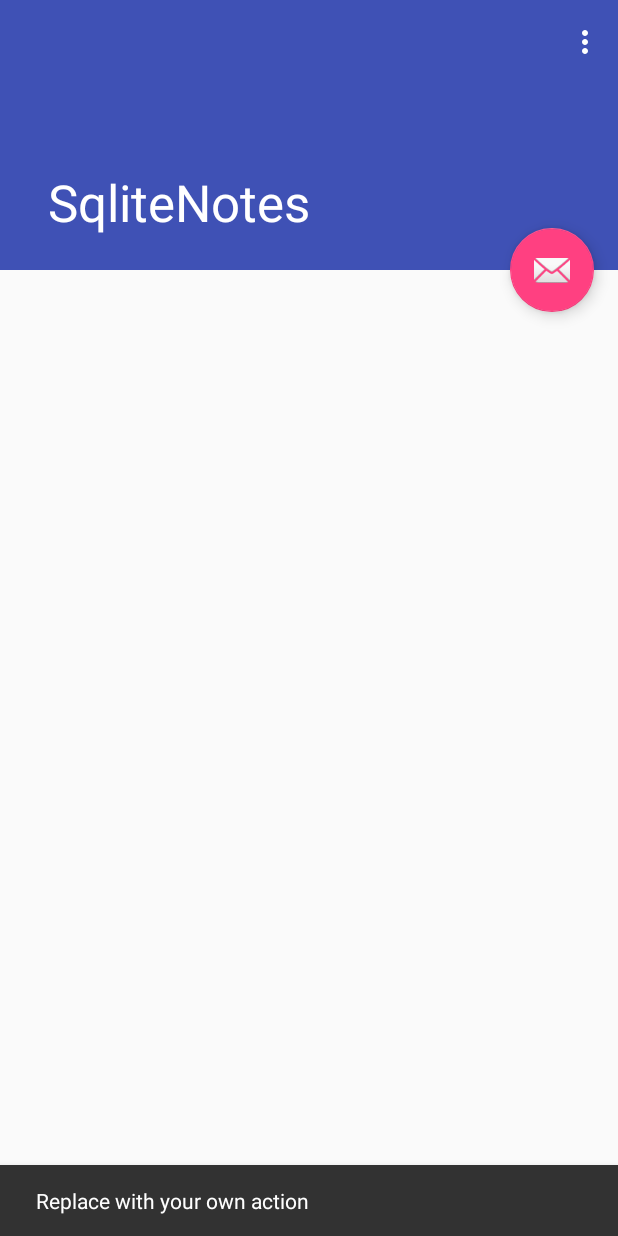
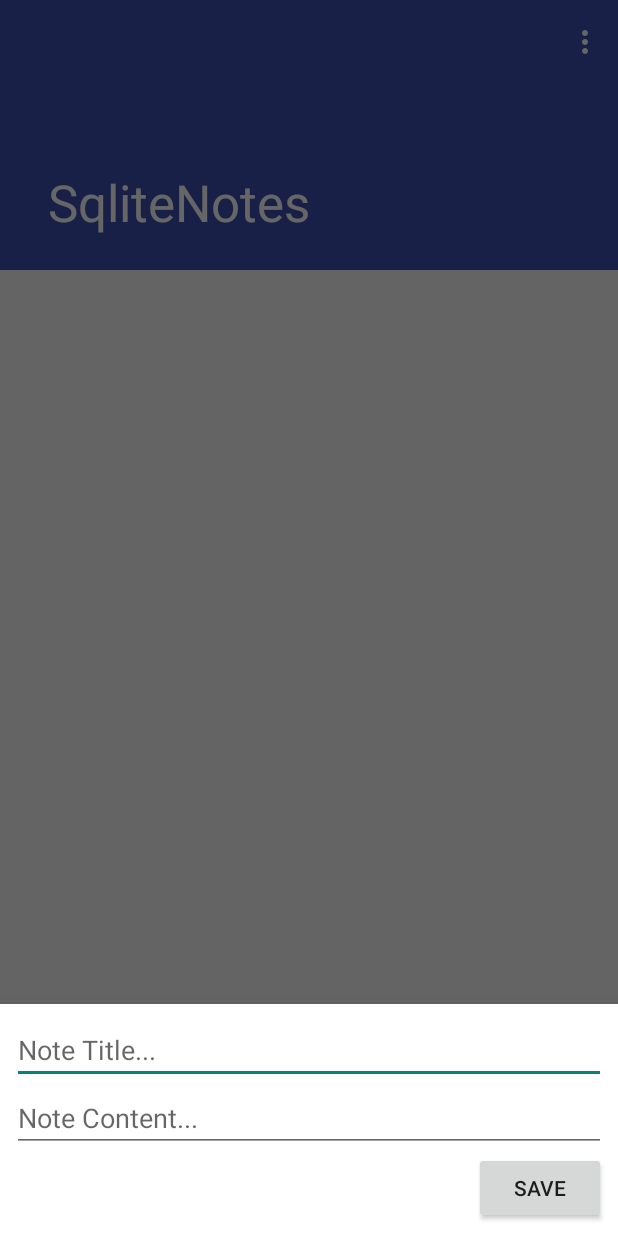
Before and after one commit to HackeruDroids/SqliteNotes, an Android app: the screen it shows after launch (MainActivity), after a tap on an icon or button, on a phone screen of 412 x 824 dp. Run offline under Robolectric (Android 15) with nearby library versions, the phone set to English and light mode, and no system bars.

Commit message:
SQLiteOpenHelper

```diff
--- a/app/build.gradle
+++ b/app/build.gradle
@@ -26,5 +26,6 @@ dependencies {
     })
     compile 'com.android.support:appcompat-v7:26.+'
     compile 'com.android.support:design:26.+'
+    compile 'com.android.support:support-v4:26.+'
     testCompile 'junit:junit:4.12'
 }
--- /dev/null
+++ b/app/src/main/java/hackeru/edu/sqlitenotes/AddNoteFragment.java
@@ -0,0 +1,61 @@
+package hackeru.edu.sqlitenotes;
+
+
+import android.content.ContentValues;
+import android.database.sqlite.SQLiteDatabase;
+import android.os.Bundle;
+import android.support.design.widget.BottomSheetDialogFragment;
+import android.support.v4.app.Fragment;
+import android.view.LayoutInflater;
+import android.view.View;
+import android.view.ViewGroup;
+import android.widget.Button;
+import android.widget.EditText;
+import android.widget.Toast;
+
+
+/**
+ * A simple {@link Fragment} subclass.
+ */
+public class AddNoteFragment extends BottomSheetDialogFragment implements View.OnClickListener {
+
+    EditText etNoteTitle, etNoteContent;
+
+    @Override
+    public View onCreateView(LayoutInflater inflater, ViewGroup container,
+                             Bundle savedInstanceState) {
+        // Inflate the layout for this fragment
+        View v = inflater.inflate(R.layout.fragment_add_note, container, false);
+
+        etNoteTitle = v.findViewById(R.id.etTitle);
+        etNoteContent = v.findViewById(R.id.etContent);
+        Button btnSaveNote = v.findViewById(R.id.btnSaveNote);
+        btnSaveNote.setOnClickListener(this);
+
+        return v;
+    }
+
+    @Override
+    public void onClick(View view) {
+        String title = etNoteTitle.getText().toString();
+        String content = etNoteContent.getText().toString();
+
+        if (title.isEmpty() || content.isEmpty()) {
+            Toast.makeText(getContext(), "Must fill all the fields", Toast.LENGTH_SHORT).show();
+            return;
+        }
+        //save the text to the database.
+        NotesDBHelper helper = new NotesDBHelper(getContext());
+        SQLiteDatabase db = helper.getWritableDatabase();
+        //Prone to SQL INJECTION.
+        //db.execSQL("INSERT INTO Notes(content, title) VALUES('" + content + "', '" + title + "');");
+
+        ContentValues values = new ContentValues();
+        values.put("title", title);
+        values.put("content", content);
+
+        db.insert("Notes", null, values);
+
+        dismiss();
+    }
+}
--- a/app/src/main/java/hackeru/edu/sqlitenotes/MainActivity.java
+++ b/app/src/main/java/hackeru/edu/sqlitenotes/MainActivity.java
@@ -2,12 +2,11 @@ package hackeru.edu.sqlitenotes;
 
 import android.os.Bundle;
 import android.support.design.widget.FloatingActionButton;
-import android.support.design.widget.Snackbar;
 import android.support.v7.app.AppCompatActivity;
 import android.support.v7.widget.Toolbar;
-import android.view.View;
 import android.view.Menu;
 import android.view.MenuItem;
+import android.view.View;
 
 public class MainActivity extends AppCompatActivity {
 
@@ -22,10 +21,14 @@ public class MainActivity extends AppCompatActivity {
         fab.setOnClickListener(new View.OnClickListener() {
             @Override
             public void onClick(View view) {
-                Snackbar.make(view, "Replace with your own action", Snackbar.LENGTH_LONG)
-                        .setAction("Action", null).show();
+                addNote();
             }
         });
+    }
+
+    private void addNote() {
+        AddNoteFragment noteFragment = new AddNoteFragment();
+        noteFragment.show(getSupportFragmentManager(), "dialog");
     }
 
     @Override
--- a/app/src/main/java/hackeru/edu/sqlitenotes/NotesDBHelper.java
+++ b/app/src/main/java/hackeru/edu/sqlitenotes/NotesDBHelper.java
@@ -11,8 +11,8 @@ import android.database.sqlite.SQLiteOpenHelper;
 public class NotesDBHelper extends SQLiteOpenHelper {
     private static final String createTableNotes =
             "CREATE TABLE " + NotesContract.NotesTable.tableName + "(" +
-                    NotesContract.NotesTable.colID + "INTEGER PRIMARY KEY AUTOINCREMENT, " +
-                    NotesContract.NotesTable.colTitle + "TEXT NOT NULL," +
+                    NotesContract.NotesTable.colID + " INTEGER PRIMARY KEY AUTOINCREMENT, " +
+                    NotesContract.NotesTable.colTitle + " TEXT NOT NULL," +
                     NotesContract.NotesTable.colContent + " TEXT" +
                     ");";
 
--- a/app/src/main/res/layout/activity_main.xml
+++ b/app/src/main/res/layout/activity_main.xml
@@ -39,8 +39,7 @@
         android:layout_width="wrap_content"
         android:layout_height="wrap_content"
         android:layout_margin="@dimen/fab_margin"
-        app:layout_anchor="@id/app_bar"
-        app:layout_anchorGravity="bottom|end"
-        app:srcCompat="@android:drawable/ic_dialog_email" />
+        android:layout_gravity="bottom|right"
+        app:srcCompat="@android:drawable/ic_menu_edit" />
 
 </android.support.design.widget.CoordinatorLayout>
--- a/app/src/main/res/layout/content_main.xml
+++ b/app/src/main/res/layout/content_main.xml
@@ -2,11 +2,10 @@
 <android.support.v7.widget.RecyclerView xmlns:android="http://schemas.android.com/apk/res/android"
     xmlns:app="http://schemas.android.com/apk/res-auto"
     xmlns:tools="http://schemas.android.com/tools"
+    android:id="@+id/rvNotes"
     android:layout_width="match_parent"
     android:layout_height="match_parent"
     app:layout_behavior="@string/appbar_scrolling_view_behavior"
     tools:context="hackeru.edu.sqlitenotes.MainActivity"
     tools:showIn="@layout/activity_main">
-
-
 </android.support.v7.widget.RecyclerView>
--- /dev/null
+++ b/app/src/main/res/layout/fragment_add_note.xml
@@ -0,0 +1,44 @@
+<RelativeLayout xmlns:android="http://schemas.android.com/apk/res/android"
+    xmlns:app="http://schemas.android.com/apk/res-auto"
+    xmlns:tools="http://schemas.android.com/tools"
+    android:layout_width="match_parent"
+    android:layout_height="wrap_content"
+    android:padding="8dp"
+    tools:context="hackeru.edu.sqlitenotes.AddNoteFragment">
+
+    <EditText
+        android:id="@+id/etTitle"
+        android:layout_width="wrap_content"
+        android:layout_height="wrap_content"
+        android:layout_alignParentEnd="true"
+        android:layout_alignParentLeft="true"
+        android:layout_alignParentRight="true"
+        android:layout_alignParentStart="true"
+        android:layout_alignParentTop="true"
+        android:ems="10"
+        android:hint="Note Title..."
+        android:inputType="textPersonName" />
+
+    <EditText
+        android:id="@+id/etContent"
+        android:layout_width="wrap_content"
+        android:layout_height="wrap_content"
+        android:layout_alignParentEnd="true"
+        android:layout_alignParentLeft="true"
+        android:layout_alignParentRight="true"
+        android:layout_alignParentStart="true"
+        android:layout_below="@+id/etTitle"
+        android:ems="10"
+        android:hint="Note Content..."
+        android:inputType="textPersonName" />
+
+    <Button
+        android:id="@+id/btnSaveNote"
+        android:layout_width="wrap_content"
+        android:layout_height="wrap_content"
+        android:layout_alignParentEnd="true"
+        android:layout_alignParentRight="true"
+        android:layout_below="@+id/etContent"
+        android:text="Save" />
+
+</RelativeLayout>
--- a/app/src/main/res/values/strings.xml
+++ b/app/src/main/res/values/strings.xml
@@ -90,4 +90,7 @@
         "when a user tries to pick up one of cards.\n\n"
     </string>
     <string name="action_settings">Settings</string>
+
+    <!-- TODO: Remove or change this placeholder text -->
+    <string name="hello_blank_fragment">Hello blank fragment</string>
 </resources>
```
Also changed, not shown: 1 other file.
